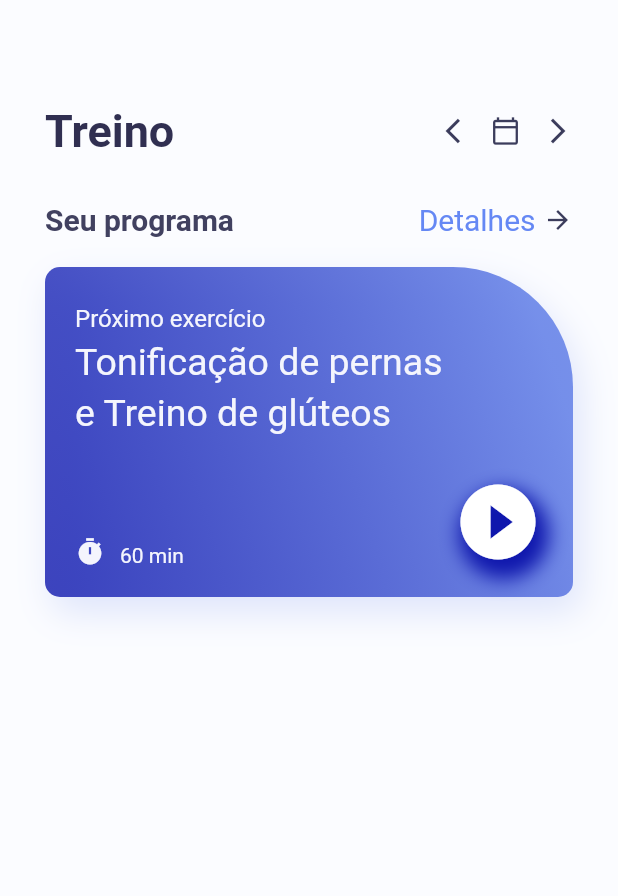
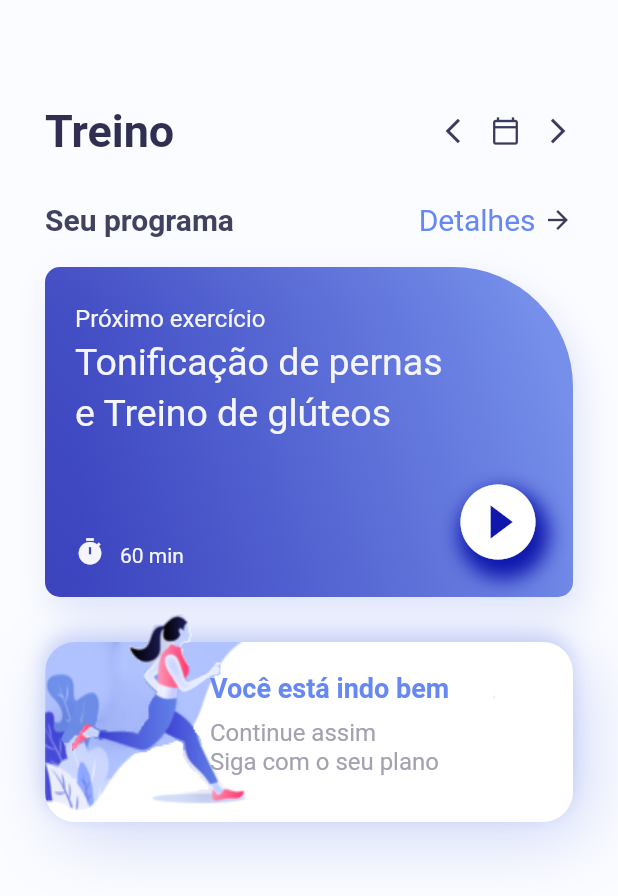
Before and after one commit to matheus2-andrade/training-app-flutter, a Flutter app: the screen it shows after launch, on a phone screen of 412 x 824 dp. Shown: the top 896 px of the screen. Run offline on Flutter 3.47's test engine with Material 2 defaults, Android fonts, the phone set to English and light mode, and no system bars; missing offline and left inert: dart:ffi.

Commit message:
training container finished

```diff
--- a/lib/home_page.dart
+++ b/lib/home/home_page.dart
@@ -1,7 +1,7 @@
 import 'dart:ffi';
 
 import 'package:flutter/material.dart';
-import 'colors.dart' as color;
+import '../colors.dart' as color;
 
 class HomePage extends StatefulWidget {
   const HomePage({Key? key}) : super(key: key);
@@ -172,13 +172,91 @@ class _HomePageState extends State<HomePage> {
                             color: Colors.white,
                             size: 60,
                           ),
-                        )
+                        ),
                       ],
-                    )
+                    ),
                   ],
                 ),
               ),
-            )
+            ),
+            Container(
+              height: 180,
+              width: MediaQuery.of(context).size.width,
+              child: Stack(
+                children: [
+                  Container(
+                    width: MediaQuery.of(context).size.width,
+                    margin: const EdgeInsets.only(top: 30),
+                    height: 120,
+                    decoration: BoxDecoration(
+                      borderRadius: BorderRadius.circular(20),
+                      image: DecorationImage(
+                        image: AssetImage("assets/card.jpg"),
+                        fit: BoxFit.fill,
+                      ),
+                      boxShadow: [
+                        BoxShadow(
+                          blurRadius: 40,
+                          offset: Offset(8, 10),
+                          color: color.AppColor.gradientSecond.withOpacity(0.3),
+                        ),
+                        BoxShadow(
+                          blurRadius: 10,
+                          offset: Offset(-1, -5),
+                          color: color.AppColor.gradientSecond.withOpacity(0.3),
+                        ),
+                      ],
+                    ),
+                  ),
+                  Container(
+                    height: 200,
+                    width: MediaQuery.of(context).size.width,
+                    margin: const EdgeInsets.only(right: 200, bottom: 30),
+                    decoration: BoxDecoration(
+                      borderRadius: BorderRadius.circular(20),
+                      image: DecorationImage(
+                        image: AssetImage(
+                          "assets/figure.png",
+                        ),
+                      ),
+                    ),
+                  ),
+                  Container(
+                    width: double.maxFinite,
+                    height: 100,
+                    margin: EdgeInsets.only(left: 110, top: 50),
+                    child: Column(
+                      crossAxisAlignment: CrossAxisAlignment.start,
+                      children: [
+                        Text(
+                          "Você está indo bem",
+                          style: TextStyle(
+                              fontSize: 18,
+                              fontWeight: FontWeight.bold,
+                              color: color.AppColor.homePageDetail),
+                        ),
+                        SizedBox(
+                          height: 10,
+                        ),
+                        RichText(
+                          text: TextSpan(
+                              text: "Continue assim\n",
+                              style: TextStyle(
+                                color: color.AppColor.homePagePlanColor,
+                                fontSize: 16,
+                              ),
+                              children: [
+                                TextSpan(
+                                  text: "Siga com o seu plano",
+                                )
+                              ]),
+                        ),
+                      ],
+                    ),
+                  ),
+                ],
+              ),
+            ),
           ],
         ),
       ),
--- a/lib/main.dart
+++ b/lib/main.dart
@@ -1,5 +1,5 @@
 import 'package:flutter/material.dart';
-import 'package:training_app/home_page.dart';
+import 'home/home_page.dart';
 
 void main() {
   runApp(MyApp());
```
